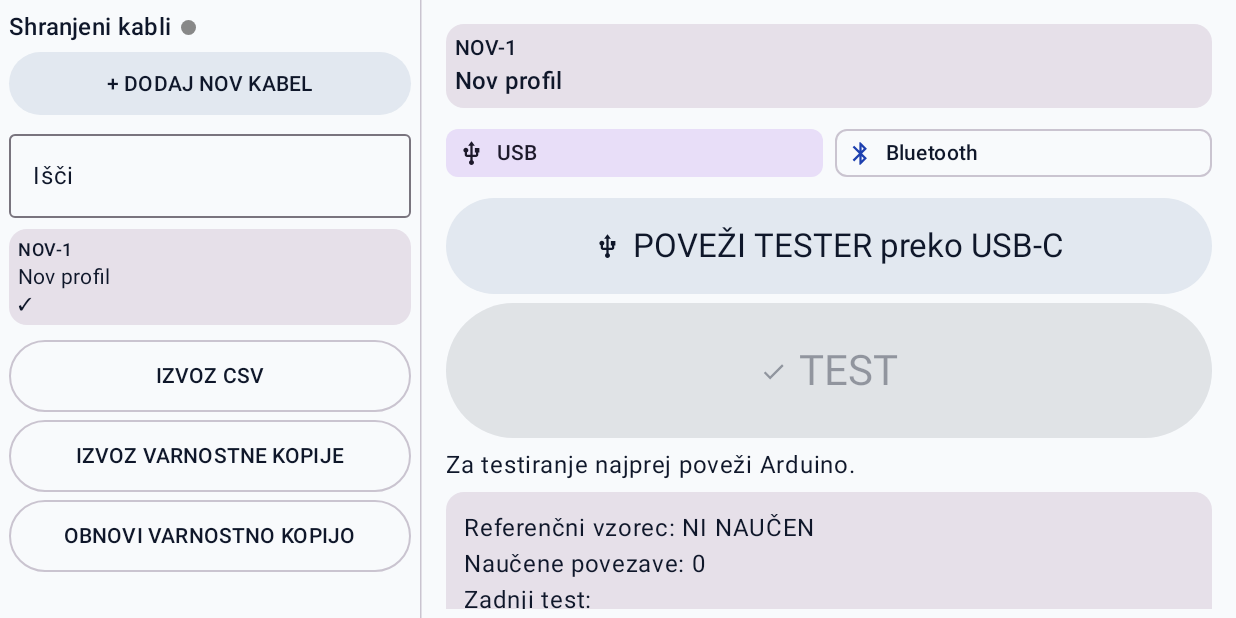
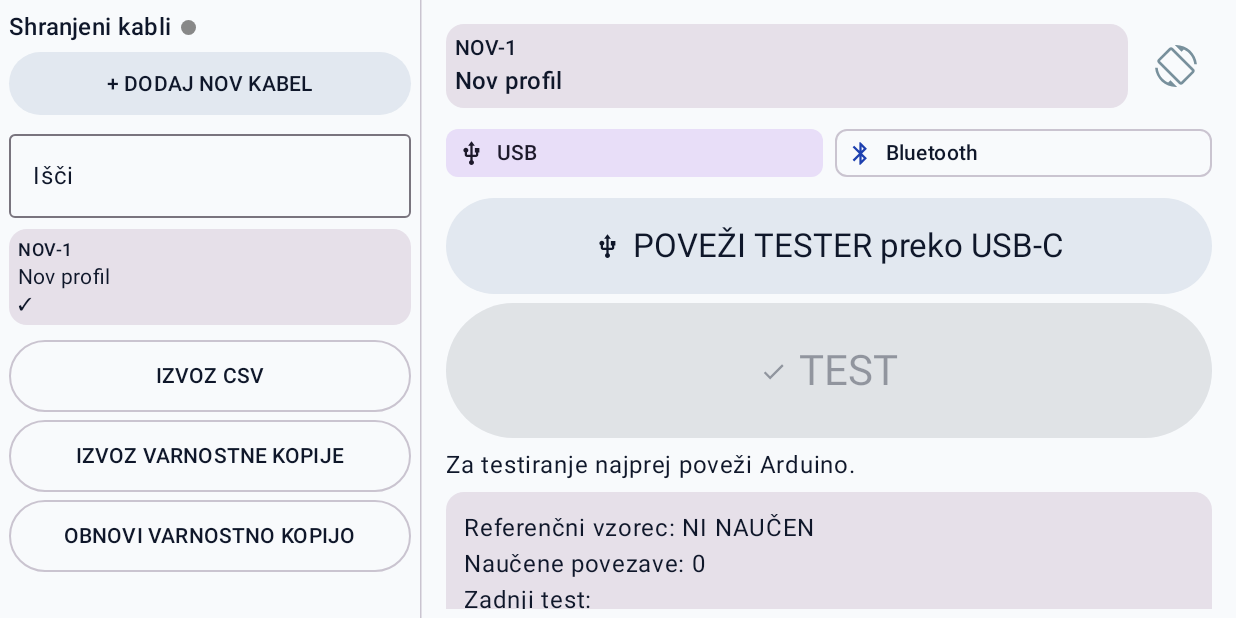
Before and after one commit to zelenikaki-droid/CableTesterPro, an Android app built with Jetpack Compose: the screen it shows after launch (MainActivity), after a tap on "+ DODAJ NOV KABEL", on a phone screen of 824 x 412 dp (held sideways). Run offline under Robolectric (Android 15) with nearby library versions, the phone set to English and light mode, and no system bars; libraries missing offline, so code that uses them is left out: com.hoho.android.

Commit message:
osma, gumb za orientacijo dodan, ne dela pa še rdeč okvir

```diff
--- a/app/src/main/java/com/cabletester/pro/components/ProfileEditor.kt
+++ b/app/src/main/java/com/cabletester/pro/components/ProfileEditor.kt
@@ -22,6 +22,7 @@ import androidx.compose.material3.*
 import androidx.compose.runtime.*
 import androidx.compose.ui.Alignment
 import androidx.compose.ui.Modifier
+import androidx.compose.ui.graphics.Color
 import androidx.compose.ui.platform.LocalContext
 import androidx.compose.ui.unit.dp
 import com.cabletester.pro.model.CableProfile
@@ -29,6 +30,9 @@ import com.cabletester.pro.model.PinConnection
 import com.cabletester.pro.service.BluetoothService
 import com.cabletester.pro.service.USBService
 import com.cabletester.pro.viewmodel.TestComparison
+import android.app.Activity
+import android.content.pm.ActivityInfo
+import androidx.compose.material.icons.filled.ScreenRotation
 
 private enum class ConnectionType {
     USB,
@@ -55,6 +59,7 @@ fun ProfileEditor(
     }
 
     val context = LocalContext.current
+    val activity = context as? Activity
     val mainHandler = remember {
         Handler(Looper.getMainLooper())
     }
@@ -340,12 +345,17 @@ fun ProfileEditor(
             .padding(10.dp),
         verticalArrangement = Arrangement.spacedBy(6.dp)
     ) {
+
+        // Vrstica, ki združi kartico artikla in gumb za obračanje zaslona
+        Row(
+            modifier = Modifier.fillMaxWidth(),
+            verticalAlignment = Alignment.CenterVertically,
+            horizontalArrangement = Arrangement.spacedBy(8.dp)
+        ) {
             Card(
-            Modifier.fillMaxWidth()
+                modifier = Modifier.weight(1f) // Kartica zavzame ves preostali prostor
             ) {
-            Column(
-                Modifier.padding(6.dp)
-            ) {
+                Column(Modifier.padding(6.dp)) {
                     Text(
                         profile.articleCode,
                         style = MaterialTheme.typography.titleSmall
@@ -356,6 +366,29 @@ fun ProfileEditor(
                     )
                 }
             }
+
+            // Gumb za obračanje aplikacije na glavo (v horizontali)
+            IconButton(
+                onClick = {
+                    activity?.let { act ->
+                        // Preverimo trenutno usmerjenost in jo obrnemo na glavo
+                        if (act.requestedOrientation == ActivityInfo.SCREEN_ORIENTATION_REVERSE_LANDSCAPE) {
+                            act.requestedOrientation = ActivityInfo.SCREEN_ORIENTATION_LANDSCAPE
+                        } else {
+                            act.requestedOrientation = ActivityInfo.SCREEN_ORIENTATION_REVERSE_LANDSCAPE
+                        }
+                    }
+                }
+            ) {
+                Icon(
+                    imageVector = Icons.Default.ScreenRotation,
+                    contentDescription = "Obrni zaslon",
+                    tint = Color(0xFF78909C), // Uporabimo enako sivo-modro barvo kot za gumbe
+                    modifier = Modifier.size(28.dp)
+                )
+            }
+        }
+
         Row(
             modifier = Modifier.fillMaxWidth(),
             horizontalArrangement = Arrangement.spacedBy(8.dp)
--- a/app/src/main/java/com/cabletester/pro/ui/home/HomeScreen.kt
+++ b/app/src/main/java/com/cabletester/pro/ui/home/HomeScreen.kt
@@ -4,6 +4,7 @@ package com.cabletester.pro.ui.home
 import android.widget.Toast
 import androidx.activity.compose.rememberLauncherForActivityResult
 import androidx.activity.result.contract.ActivityResultContracts
+import androidx.compose.foundation.border
 import androidx.compose.foundation.clickable
 import androidx.compose.foundation.rememberScrollState
 import androidx.compose.foundation.verticalScroll
@@ -20,12 +21,28 @@ import com.cabletester.pro.components.ProfileEditor
 import com.cabletester.pro.model.CableProfile
 import com.cabletester.pro.model.TestRecord
 import com.cabletester.pro.viewmodel.MainViewModel
+import androidx.compose.runtime.LaunchedEffect
+import kotlinx.coroutines.delay
 
 @Composable
 fun HomeScreen(
     viewModel: MainViewModel
 ) {
     val context = LocalContext.current
+    var failFlashKey by remember {
+        mutableIntStateOf(0)
+    }
+
+    var showFailFrame by remember {
+        mutableStateOf(false)
+    }
+    LaunchedEffect(failFlashKey) {
+        if (failFlashKey > 0) {
+            showFailFrame = true
+            delay(1000)
+            showFailFrame = false
+        }
+    }
 
     var pendingRestoreJson by remember {
         mutableStateOf<String?>(null)
@@ -183,11 +200,14 @@ fun HomeScreen(
         )
     }
 
-    Row(
+    Box(
         modifier = Modifier
             .fillMaxSize()
             .safeDrawingPadding()
     ) {
+        Row(
+            modifier = Modifier.fillMaxSize()
+        ) {
 
         // LEVA STRAN
         Column(
@@ -405,6 +425,19 @@ fun HomeScreen(
             )
         }
     }
+
+        // RDEČI OKVIR OB NEUSPEŠNEM TESTU
+        if (showFailFrame) {
+            Box(
+                modifier = Modifier
+                    .fillMaxSize()
+                    .border(
+                        width = 8.dp,
+                        color = Color.Red
+                    )
+            )
+        }
+    }
 }
 
 // PRIPRAVA CSV VSEBINE
```
Lines whose indentation alone changed are shown as unchanged.
